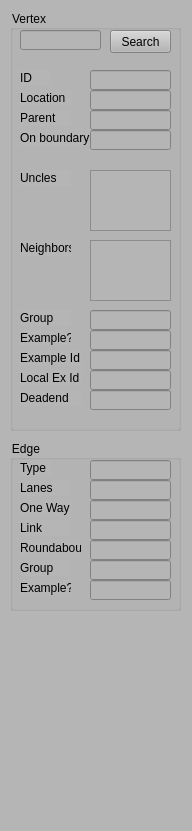
Qt form ExRoadDesigner/PropertyWidget.ui (gnishida/ExRoadDesigner) before a commit.
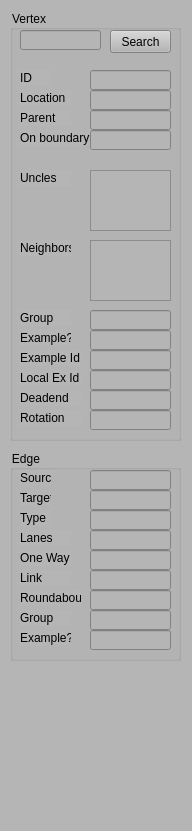
The same form after that commit.

The edit to the form file:
```diff
--- a/ExRoadDesigner/PropertyWidget.ui
+++ b/ExRoadDesigner/PropertyWidget.ui
@@ -24,9 +24,9 @@
         <property name="geometry">
           <rect>
             <x>10</x>
-            <y>440</y>
+      <y>450</y>
             <width>171</width>
-            <height>171</height>
+      <height>211</height>
           </rect>
         </property>
         <property name="title">
@@ -36,7 +36,7 @@
           <property name="geometry">
             <rect>
               <x>10</x>
-              <y>20</y>
+       <y>60</y>
               <width>31</width>
               <height>16</height>
             </rect>
@@ -49,7 +49,7 @@
           <property name="geometry">
             <rect>
               <x>80</x>
-              <y>20</y>
+       <y>60</y>
               <width>81</width>
               <height>20</height>
             </rect>
@@ -59,7 +59,7 @@
           <property name="geometry">
             <rect>
               <x>10</x>
-              <y>40</y>
+       <y>80</y>
               <width>51</width>
               <height>16</height>
             </rect>
@@ -72,7 +72,7 @@
           <property name="geometry">
             <rect>
               <x>80</x>
-              <y>40</y>
+       <y>80</y>
               <width>81</width>
               <height>20</height>
             </rect>
@@ -82,7 +82,7 @@
           <property name="geometry">
             <rect>
               <x>10</x>
-              <y>60</y>
+       <y>100</y>
               <width>51</width>
               <height>16</height>
             </rect>
@@ -95,7 +95,7 @@
           <property name="geometry">
             <rect>
               <x>80</x>
-              <y>60</y>
+       <y>100</y>
               <width>81</width>
               <height>20</height>
             </rect>
@@ -105,7 +105,7 @@
           <property name="geometry">
             <rect>
               <x>80</x>
-              <y>80</y>
+       <y>120</y>
               <width>81</width>
               <height>20</height>
             </rect>
@@ -115,7 +115,7 @@
           <property name="geometry">
             <rect>
               <x>10</x>
-              <y>80</y>
+       <y>120</y>
               <width>51</width>
               <height>16</height>
             </rect>
@@ -128,7 +128,7 @@
           <property name="geometry">
             <rect>
               <x>10</x>
-              <y>100</y>
+       <y>140</y>
               <width>61</width>
               <height>16</height>
             </rect>
@@ -141,7 +141,7 @@
           <property name="geometry">
             <rect>
               <x>80</x>
-              <y>100</y>
+       <y>140</y>
               <width>81</width>
               <height>20</height>
             </rect>
@@ -151,7 +151,7 @@
           <property name="geometry">
             <rect>
               <x>10</x>
-              <y>120</y>
+       <y>160</y>
               <width>51</width>
               <height>16</height>
             </rect>
@@ -164,7 +164,7 @@
           <property name="geometry">
             <rect>
               <x>80</x>
-              <y>120</y>
+       <y>160</y>
               <width>81</width>
               <height>20</height>
             </rect>
@@ -174,7 +174,7 @@
           <property name="geometry">
             <rect>
               <x>10</x>
-              <y>140</y>
+       <y>180</y>
               <width>51</width>
               <height>16</height>
             </rect>
@@ -187,12 +187,58 @@
           <property name="geometry">
             <rect>
               <x>80</x>
-              <y>140</y>
+       <y>180</y>
               <width>81</width>
               <height>20</height>
             </rect>
           </property>
         </widget>
+    <widget class="QLabel" name="label_4">
+     <property name="geometry">
+      <rect>
+       <x>10</x>
+       <y>20</y>
+       <width>31</width>
+       <height>16</height>
+      </rect>
+     </property>
+     <property name="text">
+      <string>Source</string>
+     </property>
+    </widget>
+    <widget class="QLineEdit" name="lineEditEdgeSource">
+     <property name="geometry">
+      <rect>
+       <x>80</x>
+       <y>20</y>
+       <width>81</width>
+       <height>20</height>
+      </rect>
+     </property>
+    </widget>
+    <widget class="QLineEdit" name="lineEditEdgeTarget">
+     <property name="geometry">
+      <rect>
+       <x>80</x>
+       <y>40</y>
+       <width>81</width>
+       <height>20</height>
+      </rect>
+     </property>
+    </widget>
+    <widget class="QLabel" name="label_5">
+     <property name="geometry">
+      <rect>
+       <x>10</x>
+       <y>40</y>
+       <width>31</width>
+       <height>16</height>
+      </rect>
+     </property>
+     <property name="text">
+      <string>Target</string>
+     </property>
+    </widget>
       </widget>
       <widget class="QGroupBox" name="groupBox_5">
         <property name="geometry">
@@ -200,7 +246,7 @@
             <x>10</x>
             <y>10</y>
             <width>171</width>
-            <height>421</height>
+      <height>431</height>
           </rect>
         </property>
         <property name="title">
@@ -482,6 +528,29 @@
             </rect>
           </property>
         </widget>
+    <widget class="QLineEdit" name="lineEditVertexRotationAngle">
+     <property name="geometry">
+      <rect>
+       <x>80</x>
+       <y>400</y>
+       <width>81</width>
+       <height>20</height>
+      </rect>
+     </property>
+    </widget>
+    <widget class="QLabel" name="label_21">
+     <property name="geometry">
+      <rect>
+       <x>10</x>
+       <y>400</y>
+       <width>61</width>
+       <height>16</height>
+      </rect>
+     </property>
+     <property name="text">
+      <string>Rotation</string>
+     </property>
+    </widget>
       </widget>
     </widget>
   </widget>
```
Left out of the diff: 2 changed lines with no effect on the pictures. Lines whose indentation alone changed are shown as unchanged.
